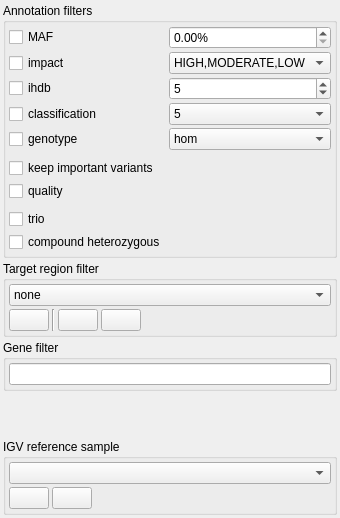
Old version of the form src/GSvar/FilterDockWidget.ui in the repository imgag/ngs-bits.
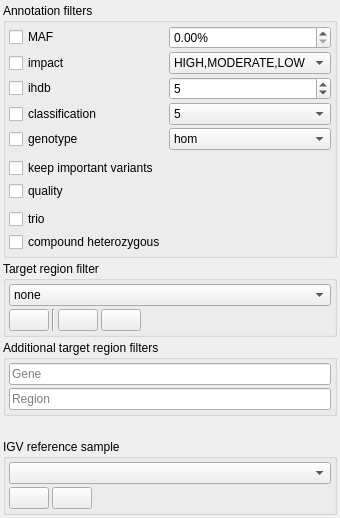
New version of the form. Icons and pictures are not drawn.

Commit message: GSvar: added custom region filter

What changed in the file:
```diff
--- a/src/GSvar/FilterDockWidget.ui
+++ b/src/GSvar/FilterDockWidget.ui
@@ -413,9 +413,9 @@
     <item>
      <widget class="QGroupBox" name="groupBox_4">
       <property name="title">
-       <string>Gene filter</string>
+       <string>Additional target region filters</string>
       </property>
-      <layout class="QHBoxLayout" name="horizontalLayout_3">
+      <layout class="QVBoxLayout" name="verticalLayout">
        <property name="spacing">
         <number>3</number>
        </property>
@@ -434,7 +434,26 @@
        <item>
         <widget class="QLineEdit" name="gene">
          <property name="toolTip">
-          <string>Comma-separated list of gene names</string>
+          <string>&lt;html&gt;&lt;head/&gt;&lt;body&gt;&lt;p&gt;Comma-separated list of gene names.&lt;/p&gt;&lt;p&gt;&lt;br/&gt;&lt;/p&gt;&lt;p&gt;Press return to finish entering text!&lt;/p&gt;&lt;/body&gt;&lt;/html&gt;</string>
+         </property>
+         <property name="placeholderText">
+          <string>Gene</string>
+         </property>
+         <property name="clearButtonEnabled">
+          <bool>true</bool>
+         </property>
+        </widget>
+       </item>
+       <item>
+        <widget class="QLineEdit" name="region">
+         <property name="toolTip">
+          <string>&lt;html&gt;&lt;head/&gt;&lt;body&gt;&lt;p&gt;Single target region e.g. chr1:120611985-120612025&lt;/p&gt;&lt;p&gt;Press return to finish entering text!&lt;/p&gt;&lt;/body&gt;&lt;/html&gt;</string>
+         </property>
+         <property name="placeholderText">
+          <string>Region</string>
+         </property>
+         <property name="clearButtonEnabled">
+          <bool>true</bool>
          </property>
         </widget>
        </item>
```
Left out of the diff: 3 changed lines with no effect on the pictures. The commit also changes 12 other files.
